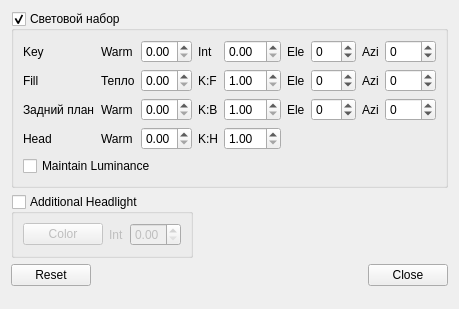
This is Qt/ApplicationComponents/Resources/UI/pqLightsEditor.ui in vbnhfylbh/ParaView as Qt 5 draws it before an edit. The edited form follows.
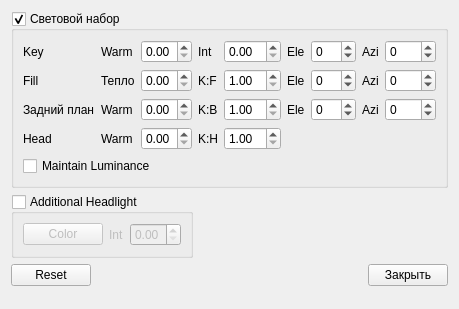
This is the edited form. Custom widgets are drawn as their Qt base class.

Patch:
```diff
--- a/Qt/ApplicationComponents/Resources/UI/pqLightsEditor.ui
+++ b/Qt/ApplicationComponents/Resources/UI/pqLightsEditor.ui
@@ -790,7 +790,7 @@
      <item>
       <widget class="QPushButton" name="Close">
        <property name="text">
-        <string>Close</string>
+        <string>Закрыть</string>
        </property>
       </widget>
      </item>
```
